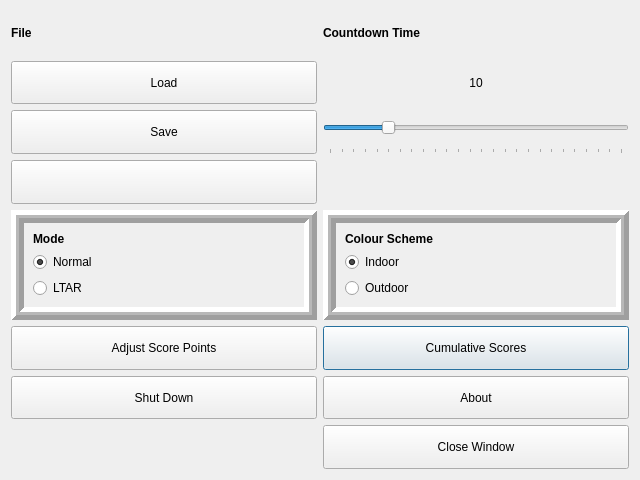
Qt form SettingsWindow.ui (rmick/Combobulator) before a commit.
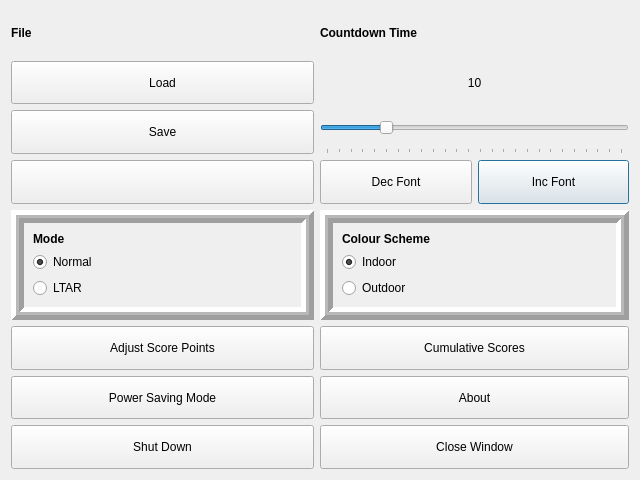
The same form after that commit.

```diff
--- a/SettingsWindow.ui
+++ b/SettingsWindow.ui
@@ -14,7 +14,83 @@
    <string>Dialog</string>
   </property>
   <layout class="QGridLayout" name="gridLayout_2">
-   <item row="1" column="1">
+   <item row="2" column="2" colspan="2">
+    <widget class="QSlider" name="sldr_CountDownTime">
+     <property name="sizePolicy">
+      <sizepolicy hsizetype="Preferred" vsizetype="Preferred">
+       <horstretch>0</horstretch>
+       <verstretch>0</verstretch>
+      </sizepolicy>
+     </property>
+     <property name="minimum">
+      <number>5</number>
+     </property>
+     <property name="maximum">
+      <number>30</number>
+     </property>
+     <property name="pageStep">
+      <number>5</number>
+     </property>
+     <property name="value">
+      <number>10</number>
+     </property>
+     <property name="orientation">
+      <enum>Qt::Horizontal</enum>
+     </property>
+     <property name="invertedAppearance">
+      <bool>false</bool>
+     </property>
+     <property name="invertedControls">
+      <bool>false</bool>
+     </property>
+     <property name="tickPosition">
+      <enum>QSlider::TicksBelow</enum>
+     </property>
+     <property name="tickInterval">
+      <number>1</number>
+     </property>
+    </widget>
+   </item>
+   <item row="3" column="3">
+    <widget class="QPushButton" name="btn_IncFont">
+     <property name="sizePolicy">
+      <sizepolicy hsizetype="Minimum" vsizetype="Preferred">
+       <horstretch>0</horstretch>
+       <verstretch>0</verstretch>
+      </sizepolicy>
+     </property>
+     <property name="text">
+      <string>Inc Font</string>
+     </property>
+    </widget>
+   </item>
+   <item row="3" column="2">
+    <widget class="QPushButton" name="btn_DecFont">
+     <property name="sizePolicy">
+      <sizepolicy hsizetype="Minimum" vsizetype="Preferred">
+       <horstretch>0</horstretch>
+       <verstretch>0</verstretch>
+      </sizepolicy>
+     </property>
+     <property name="text">
+      <string>Dec Font</string>
+     </property>
+    </widget>
+   </item>
+   <item row="0" column="2" colspan="2">
+    <widget class="QLabel" name="label">
+     <property name="sizePolicy">
+      <sizepolicy hsizetype="Preferred" vsizetype="Preferred">
+       <horstretch>0</horstretch>
+       <verstretch>0</verstretch>
+      </sizepolicy>
+     </property>
+     <property name="text">
+      <string>&lt;html&gt;&lt;head/&gt;&lt;body&gt;&lt;p&gt;&lt;b&gt;Countdown Time&lt;/b&gt;&lt;/p&gt;&lt;/body&gt;&lt;/html&gt;</string>
+     </property>
+    </widget>
+   </item>
+   <item row="1" column="2" colspan="2">
     <widget class="QLabel" name="label_CountDownTime">
      <property name="sizePolicy">
       <sizepolicy hsizetype="Preferred" vsizetype="Preferred">
@@ -30,7 +106,26 @@
      </property>
     </widget>
    </item>
-   <item row="5" column="1">
+   <item row="7" column="2" colspan="2">
+    <widget class="QPushButton" name="btn_Close">
+     <property name="sizePolicy">
+      <sizepolicy hsizetype="Preferred" vsizetype="Preferred">
+       <horstretch>0</horstretch>
+       <verstretch>0</verstretch>
+      </sizepolicy>
+     </property>
+     <property name="minimumSize">
+      <size>
+       <width>0</width>
+       <height>0</height>
+      </size>
+     </property>
+     <property name="text">
+      <string>Close Window</string>
+     </property>
+    </widget>
+   </item>
+   <item row="5" column="2" colspan="2">
     <widget class="QPushButton" name="btn_CumulativeScores">
      <property name="sizePolicy">
       <sizepolicy hsizetype="Preferred" vsizetype="Preferred">
@@ -46,118 +141,7 @@
      </property>
     </widget>
    </item>
-   <item row="5" column="0">
-    <widget class="QPushButton" name="btn_AdjustScoring">
-     <property name="sizePolicy">
-      <sizepolicy hsizetype="Preferred" vsizetype="Preferred">
-       <horstretch>0</horstretch>
-       <verstretch>0</verstretch>
-      </sizepolicy>
-     </property>
-     <property name="minimumSize">
-      <size>
-       <width>0</width>
-       <height>0</height>
-      </size>
-     </property>
-     <property name="text">
-      <string>Adjust Score Points</string>
-     </property>
-    </widget>
-   </item>
-   <item row="4" column="0">
-    <widget class="QFrame" name="frame">
-     <property name="sizePolicy">
-      <sizepolicy hsizetype="Preferred" vsizetype="Preferred">
-       <horstretch>0</horstretch>
-       <verstretch>0</verstretch>
-      </sizepolicy>
-     </property>
-     <property name="frameShape">
-      <enum>QFrame::Box</enum>
-     </property>
-     <property name="frameShadow">
-      <enum>QFrame::Raised</enum>
-     </property>
-     <property name="lineWidth">
-      <number>5</number>
-     </property>
-     <property name="midLineWidth">
-      <number>3</number>
-     </property>
-     <layout class="QVBoxLayout" name="verticalLayout">
-      <item>
-       <widget class="QLabel" name="label_2">
-        <property name="sizePolicy">
-         <sizepolicy hsizetype="Preferred" vsizetype="Preferred">
-          <horstretch>0</horstretch>
-          <verstretch>0</verstretch>
-         </sizepolicy>
-        </property>
-        <property name="text">
-         <string>&lt;html&gt;&lt;head/&gt;&lt;body&gt;&lt;p&gt;&lt;b&gt;Mode&lt;/b&gt;&lt;/p&gt;&lt;/body&gt;&lt;/html&gt;</string>
-        </property>
-       </widget>
-      </item>
-      <item>
-       <widget class="QRadioButton" name="radioButton_NormalMode">
-        <property name="sizePolicy">
-         <sizepolicy hsizetype="Preferred" vsizetype="Preferred">
-          <horstretch>0</horstretch>
-          <verstretch>0</verstretch>
-         </sizepolicy>
-        </property>
-        <property name="text">
-         <string>Normal</string>
-        </property>
-        <property name="checked">
-         <bool>true</bool>
-        </property>
-       </widget>
-      </item>
-      <item>
-       <widget class="QRadioButton" name="radioButton_LtarMode">
-        <property name="sizePolicy">
-         <sizepolicy hsizetype="Preferred" vsizetype="Preferred">
-          <horstretch>0</horstretch>
-          <verstretch>0</verstretch>
-         </sizepolicy>
-        </property>
-        <property name="text">
-         <string>LTAR</string>
-        </property>
-       </widget>
-      </item>
-     </layout>
-    </widget>
-   </item>
-   <item row="3" column="0">
-    <widget class="QPushButton" name="btn_DoNotPressThisButton">
-     <property name="sizePolicy">
-      <sizepolicy hsizetype="Preferred" vsizetype="Preferred">
-       <horstretch>0</horstretch>
-       <verstretch>0</verstretch>
-      </sizepolicy>
-     </property>
-     <property name="text">
-      <string/>
-     </property>
-    </widget>
-   </item>
-   <item row="1" column="0">
-    <widget class="QPushButton" name="btn_LoadFile">
-     <property name="sizePolicy">
-      <sizepolicy hsizetype="Preferred" vsizetype="Preferred">
-       <horstretch>0</horstretch>
-       <verstretch>0</verstretch>
-      </sizepolicy>
-     </property>
-     <property name="text">
-      <string>Load</string>
-     </property>
-    </widget>
-   </item>
-   <item row="4" column="1">
+   <item row="4" column="2" colspan="2">
     <widget class="QFrame" name="frame_2">
      <property name="frameShape">
       <enum>QFrame::Box</enum>
@@ -212,8 +196,8 @@
      </layout>
     </widget>
    </item>
-   <item row="7" column="1">
-    <widget class="QPushButton" name="btn_Close">
+   <item row="6" column="2" colspan="2">
+    <widget class="QPushButton" name="btn_About">
      <property name="sizePolicy">
       <sizepolicy hsizetype="Preferred" vsizetype="Preferred">
        <horstretch>0</horstretch>
@@ -227,32 +211,19 @@
       </size>
      </property>
      <property name="text">
-      <string>Close Window</string>
+      <string>About</string>
      </property>
     </widget>
    </item>
-   <item row="2" column="0">
-    <widget class="QPushButton" name="btn_SaveFile">
-     <property name="sizePolicy">
-      <sizepolicy hsizetype="Preferred" vsizetype="Preferred">
-       <horstretch>0</horstretch>
-       <verstretch>0</verstretch>
-      </sizepolicy>
-     </property>
-     <property name="text">
-      <string>Save</string>
-     </property>
-    </widget>
-   </item>
-   <item row="0" column="0">
+   <item row="0" column="0" colspan="2">
     <widget class="QLabel" name="label_4">
      <property name="text">
       <string>&lt;html&gt;&lt;head/&gt;&lt;body&gt;&lt;p&gt;&lt;b&gt;File&lt;/b&gt;&lt;/p&gt;&lt;/body&gt;&lt;/html&gt;</string>
      </property>
     </widget>
    </item>
-   <item row="0" column="1">
-    <widget class="QLabel" name="label">
+   <item row="1" column="0" colspan="2">
+    <widget class="QPushButton" name="btn_LoadFile">
      <property name="sizePolicy">
       <sizepolicy hsizetype="Preferred" vsizetype="Preferred">
        <horstretch>0</horstretch>
@@ -260,11 +231,122 @@
       </sizepolicy>
      </property>
      <property name="text">
-      <string>&lt;html&gt;&lt;head/&gt;&lt;body&gt;&lt;p&gt;&lt;b&gt;Countdown Time&lt;/b&gt;&lt;/p&gt;&lt;/body&gt;&lt;/html&gt;</string>
+      <string>Load</string>
      </property>
     </widget>
    </item>
-   <item row="6" column="0">
+   <item row="2" column="0" colspan="2">
+    <widget class="QPushButton" name="btn_SaveFile">
+     <property name="sizePolicy">
+      <sizepolicy hsizetype="Preferred" vsizetype="Preferred">
+       <horstretch>0</horstretch>
+       <verstretch>0</verstretch>
+      </sizepolicy>
+     </property>
+     <property name="text">
+      <string>Save</string>
+     </property>
+    </widget>
+   </item>
+   <item row="3" column="0" colspan="2">
+    <widget class="QPushButton" name="btn_DoNotPressThisButton">
+     <property name="sizePolicy">
+      <sizepolicy hsizetype="Preferred" vsizetype="Preferred">
+       <horstretch>0</horstretch>
+       <verstretch>0</verstretch>
+      </sizepolicy>
+     </property>
+     <property name="text">
+      <string/>
+     </property>
+    </widget>
+   </item>
+   <item row="4" column="0" colspan="2">
+    <widget class="QFrame" name="frame">
+     <property name="sizePolicy">
+      <sizepolicy hsizetype="Preferred" vsizetype="Preferred">
+       <horstretch>0</horstretch>
+       <verstretch>0</verstretch>
+      </sizepolicy>
+     </property>
+     <property name="frameShape">
+      <enum>QFrame::Box</enum>
+     </property>
+     <property name="frameShadow">
+      <enum>QFrame::Raised</enum>
+     </property>
+     <property name="lineWidth">
+      <number>5</number>
+     </property>
+     <property name="midLineWidth">
+      <number>3</number>
+     </property>
+     <layout class="QVBoxLayout" name="verticalLayout">
+      <item>
+       <widget class="QLabel" name="label_2">
+        <property name="sizePolicy">
+         <sizepolicy hsizetype="Preferred" vsizetype="Preferred">
+          <horstretch>0</horstretch>
+          <verstretch>0</verstretch>
+         </sizepolicy>
+        </property>
+        <property name="text">
+         <string>&lt;html&gt;&lt;head/&gt;&lt;body&gt;&lt;p&gt;&lt;b&gt;Mode&lt;/b&gt;&lt;/p&gt;&lt;/body&gt;&lt;/html&gt;</string>
+        </property>
+       </widget>
+      </item>
+      <item>
+       <widget class="QRadioButton" name="radioButton_NormalMode">
+        <property name="sizePolicy">
+         <sizepolicy hsizetype="Preferred" vsizetype="Preferred">
+          <horstretch>0</horstretch>
+          <verstretch>0</verstretch>
+         </sizepolicy>
+        </property>
+        <property name="text">
+         <string>Normal</string>
+        </property>
+        <property name="checked">
+         <bool>true</bool>
+        </property>
+       </widget>
+      </item>
+      <item>
+       <widget class="QRadioButton" name="radioButton_LtarMode">
+        <property name="sizePolicy">
+         <sizepolicy hsizetype="Preferred" vsizetype="Preferred">
+          <horstretch>0</horstretch>
+          <verstretch>0</verstretch>
+         </sizepolicy>
+        </property>
+        <property name="text">
+         <string>LTAR</string>
+        </property>
+       </widget>
+      </item>
+     </layout>
+    </widget>
+   </item>
+   <item row="5" column="0" colspan="2">
+    <widget class="QPushButton" name="btn_AdjustScoring">
+     <property name="sizePolicy">
+      <sizepolicy hsizetype="Preferred" vsizetype="Preferred">
+       <horstretch>0</horstretch>
+       <verstretch>0</verstretch>
+      </sizepolicy>
+     </property>
+     <property name="minimumSize">
+      <size>
+       <width>0</width>
+       <height>0</height>
+      </size>
+     </property>
+     <property name="text">
+      <string>Adjust Score Points</string>
+     </property>
+    </widget>
+   </item>
+   <item row="7" column="0" colspan="2">
     <widget class="QPushButton" name="btn_ShutDown">
      <property name="sizePolicy">
       <sizepolicy hsizetype="Preferred" vsizetype="Preferred">
@@ -283,59 +365,22 @@
      </property>
     </widget>
    </item>
-   <item row="2" column="1">
-    <widget class="QSlider" name="sldr_CountDownTime">
+   <item row="6" column="0" colspan="2">
+    <widget class="QPushButton" name="btn_PowerSaveMode">
      <property name="sizePolicy">
       <sizepolicy hsizetype="Preferred" vsizetype="Preferred">
        <horstretch>0</horstretch>
        <verstretch>0</verstretch>
       </sizepolicy>
-     </property>
-     <property name="minimum">
-      <number>5</number>
-     </property>
-     <property name="maximum">
-      <number>30</number>
-     </property>
-     <property name="pageStep">
-      <number>5</number>
-     </property>
-     <property name="value">
-      <number>10</number>
-     </property>
-     <property name="orientation">
-      <enum>Qt::Horizontal</enum>
-     </property>
-     <property name="invertedAppearance">
-      <bool>false</bool>
-     </property>
-     <property name="invertedControls">
-      <bool>false</bool>
-     </property>
-     <property name="tickPosition">
-      <enum>QSlider::TicksBelow</enum>
-     </property>
-     <property name="tickInterval">
-      <number>1</number>
-     </property>
-    </widget>
-   </item>
-   <item row="6" column="1">
-    <widget class="QPushButton" name="btn_About">
-     <property name="sizePolicy">
-      <sizepolicy hsizetype="Preferred" vsizetype="Preferred">
-       <horstretch>0</horstretch>
-       <verstretch>0</verstretch>
-      </sizepolicy>
-     </property>
-     <property name="minimumSize">
-      <size>
-       <width>0</width>
-       <height>0</height>
-      </size>
      </property>
      <property name="text">
-      <string>About</string>
+      <string>Power Saving Mode</string>
+     </property>
+     <property name="checkable">
+      <bool>true</bool>
+     </property>
+     <property name="autoDefault">
+      <bool>false</bool>
      </property>
     </widget>
    </item>
```
